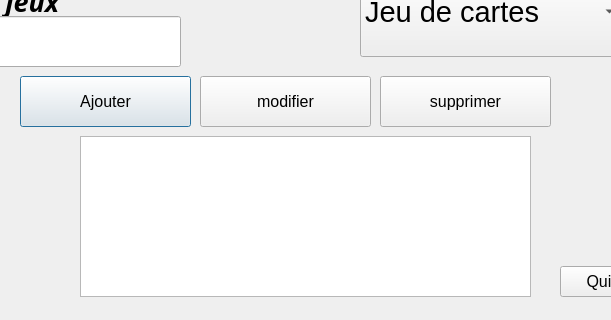
simonlac/Classe_final, file jeux.ui: the form before one commit; both pictures show x 120 to 731 and y 264 to 584 of the 818 by 584 pixel window.
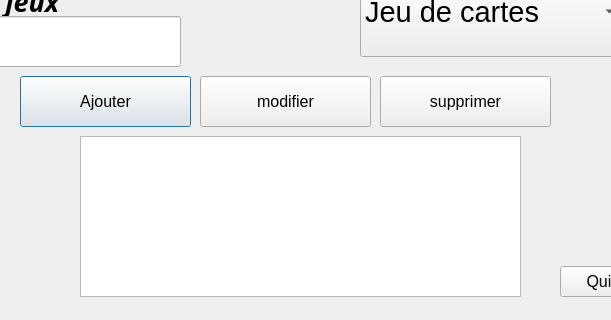
The form after the commit.

What changed in the file:
```diff
--- a/jeux.ui
+++ b/jeux.ui
@@ -342,16 +342,6 @@
     <string>&lt;html&gt;&lt;head/&gt;&lt;body&gt;&lt;p&gt;&lt;span style=&quot; color:#ff0000;&quot;&gt;créateur invalide.&lt;/span&gt;&lt;/p&gt;&lt;/body&gt;&lt;/html&gt;</string>
    </property>
   </widget>
-  <widget class="QListView" name="listView_jeux">
-   <property name="geometry">
-    <rect>
-     <x>200</x>
-     <y>400</y>
-     <width>451</width>
-     <height>161</height>
-    </rect>
-   </property>
-  </widget>
   <widget class="QLineEdit" name="lineEdit_jeux">
    <property name="geometry">
     <rect>
@@ -469,6 +459,16 @@
     <string>nombre de joueur</string>
    </property>
   </widget>
+  <widget class="QTextBrowser" name="textBrowser_jeux">
+   <property name="geometry">
+    <rect>
+     <x>200</x>
+     <y>400</y>
+     <width>441</width>
+     <height>161</height>
+    </rect>
+   </property>
+  </widget>
  </widget>
  <resources/>
  <connections/>
```
